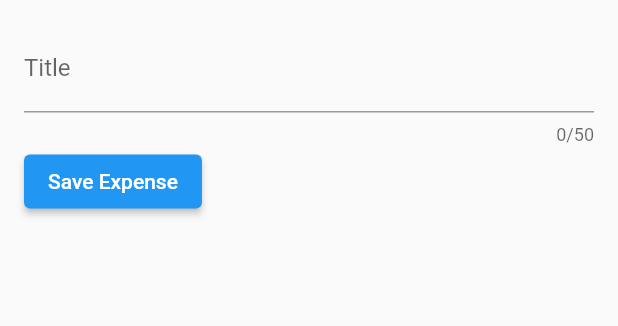
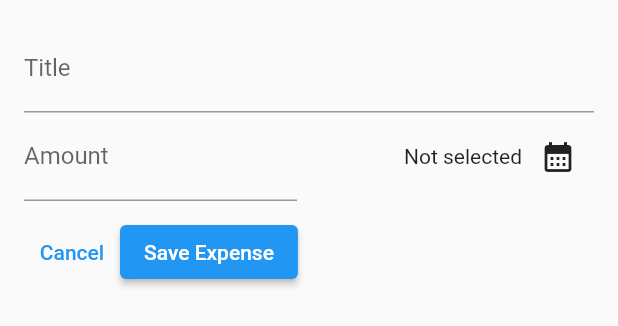
Before and after one commit to nkverma07/expense_track, a Flutter app: the NewExpense widget shown alone on an empty page, opened directly, on a phone screen of 412 x 824 dp. Shown: the top 326 px of the screen. Run offline on Flutter 3.47's test engine with Material 2 defaults, Android fonts, the phone set to English and light mode, and no system bars.

Commit message:
day 4 completed

```diff
--- a/lib/widgets/new_expense.dart
+++ b/lib/widgets/new_expense.dart
@@ -1,4 +1,5 @@
 import 'package:flutter/material.dart';
+import 'package:expense_track/models/expense.dart';
 
 class NewExpense extends StatefulWidget {
   const NewExpense({super.key});
@@ -9,10 +10,27 @@ class NewExpense extends StatefulWidget {
 
 class _NewExpenseState extends State<NewExpense> {
   final _titleController = TextEditingController();
+  final _amountController = TextEditingController();
+  DateTime? _selectedDate;
+
+  void _presentDatePicker() async {
+    final now = DateTime.now();
+    final firstDate = DateTime(now.year - 1, now.month, now.day);
+    final pickedDate = await showDatePicker(
+        context: context,
+        initialDate: now,
+        firstDate: firstDate,
+        lastDate: now);
+
+    setState(() {
+      _selectedDate = pickedDate;
+    });
+  }
 
   @override
   void dispose() {
     _titleController.dispose();
+    _amountController.dispose();
     super.dispose();
   }
 
@@ -24,15 +42,53 @@ class _NewExpenseState extends State<NewExpense> {
         children: [
           TextField(
             controller: _titleController,
-            maxLength: 50,
             decoration: const InputDecoration(
               label: Text("Title"),
             ),
           ),
           Row(
             children: [
+              Expanded(
+                child: TextField(
+                  controller: _amountController,
+                  keyboardType: TextInputType.number,
+                  decoration: const InputDecoration(
+                      label: Text("Amount"), prefixText: '\$'),
+                ),
+              ),
+              const SizedBox(width: 16),
+              Expanded(
+                child: Row(
+                  mainAxisAlignment: MainAxisAlignment.end,
+                  crossAxisAlignment: CrossAxisAlignment.center,
+                  children: [
+                    Text(_selectedDate == null
+                        ? "Not selected"
+                        : formatter.format(_selectedDate!)),
+                    IconButton(
+                      onPressed: () {
+                        _presentDatePicker();
+                      },
+                      icon: const Icon(Icons.calendar_month),
+                    ),
+                  ],
+                ),
+              )
+            ],
+          ),
+          const SizedBox(height: 10),
+          Row(
+            children: [
+              TextButton(
+                  onPressed: () {
+                    Navigator.pop(context);
+                  },
+                  child: const Text("Cancel")),
               ElevatedButton(
-                  onPressed: () => print(_titleController),
+                  onPressed: () {
+                    print(_titleController.text);
+                    print(_amountController.text);
+                  },
                   child: const Text("Save Expense")),
             ],
           )
```
